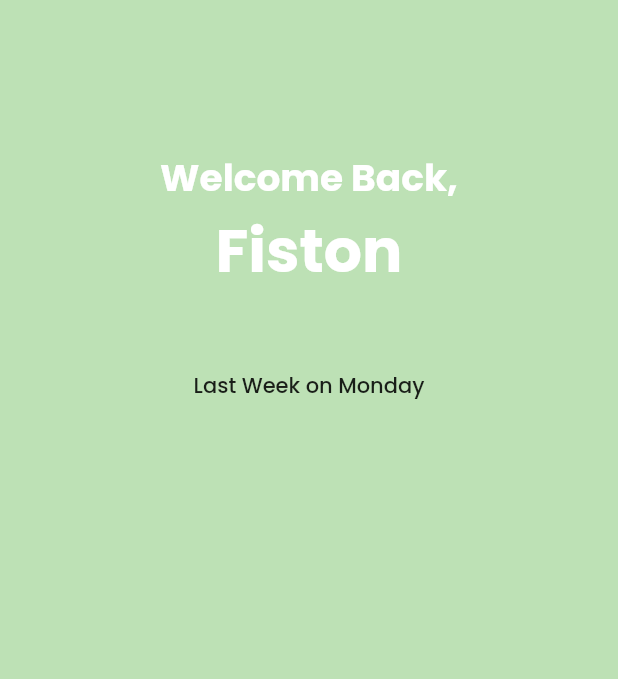
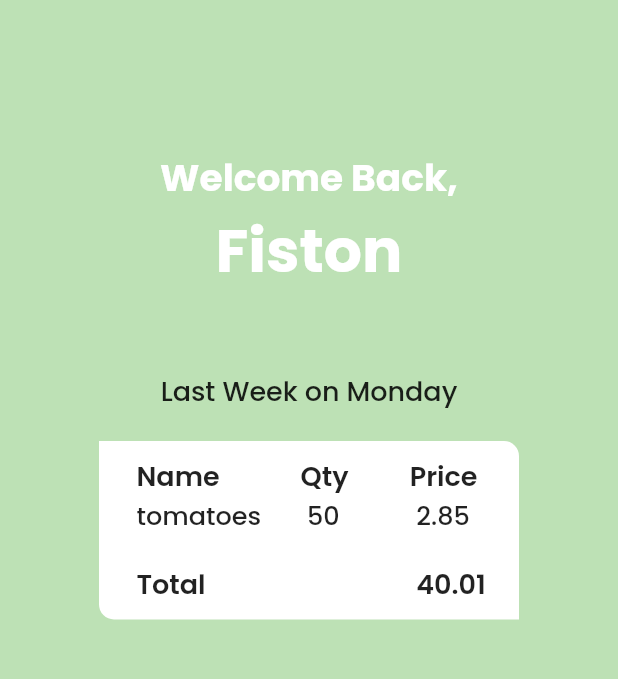
Before and after one commit to Fiston-pro/MyFoodz, a Flutter app: the screen it shows after launch, on a phone screen of 412 x 824 dp, the part 72-751 px from its top. Run offline on Flutter 3.47's test engine with Material 2 defaults, Android fonts, the phone set to English and light mode, and no system bars.

Commit message:
Created 3 widgets which DateBlock for history on a certain date which contains PastPurchases block which also contains different lists of items purchased with its data

```diff
--- a/lib/Widgets/DateBlock.dart
+++ b/lib/Widgets/DateBlock.dart
@@ -1,4 +1,5 @@
 import 'package:flutter/material.dart';
+import 'package:myfoodz/Widgets/PastPurchases.dart';
 
 class DateBlock extends StatefulWidget {
   const DateBlock({ Key? key }) : super(key: key);
@@ -10,10 +11,15 @@ class DateBlock extends StatefulWidget {
 class _DateBlockState extends State<DateBlock> {
   @override
   Widget build(BuildContext context) {
-    return Column(
-      children: [
-        Text('Last Week on Monday',style: TextStyle(fontFamily: 'Poppins'),)
-      ],
+    return Container(
+      width: 280,
+      child: Column(
+        children: [
+          Text('Last Week on Monday',style: TextStyle(fontFamily: 'Poppins', fontSize: 18),),
+          SizedBox(height: 20,),
+          PastPurchases()
+        ],
+      ),
     );
   }
 }
--- /dev/null
+++ b/lib/Widgets/FoodTile.dart
@@ -0,0 +1,22 @@
+import 'package:flutter/material.dart';
+
+class FoodTile extends StatefulWidget {
+  const FoodTile({ Key? key }) : super(key: key);
+
+  @override
+  _FoodTileState createState() => _FoodTileState();
+}
+
+class _FoodTileState extends State<FoodTile> {
+  @override
+  Widget build(BuildContext context) {
+    return Row(
+      mainAxisAlignment: MainAxisAlignment.spaceBetween,
+      children: [
+        Expanded(flex: 3,child: Text("tomatoes",overflow: TextOverflow.ellipsis, style: TextStyle(fontFamily: 'Poppins', fontSize: 17),)),
+        Expanded(flex: 2,child: Text(" 50",style: TextStyle(fontFamily: 'Poppins', fontSize: 17),)),
+        Expanded(flex: 2,child: Text(" 2.85",style: TextStyle(fontFamily: 'Poppins', fontSize: 17),))
+      ],
+    );
+  }
+}
--- /dev/null
+++ b/lib/Widgets/PastPurchases.dart
@@ -0,0 +1,40 @@
+import 'package:flutter/material.dart';
+import 'package:myfoodz/Widgets/FoodTile.dart';
+
+class PastPurchases extends StatefulWidget {
+  const PastPurchases({ Key? key }) : super(key: key);
+
+  @override
+  _PastPurchasesState createState() => _PastPurchasesState();
+}
+
+class _PastPurchasesState extends State<PastPurchases> {
+  @override
+  Widget build(BuildContext context) {
+    return Container(
+      padding: EdgeInsets.fromLTRB(25, 10, 0, 10),
+      decoration: BoxDecoration(color: Colors.white,borderRadius: BorderRadius.only(topRight: Radius.circular(10),bottomLeft: Radius.circular(10))),
+      child: Column(
+        children: [
+          Row(
+            mainAxisAlignment: MainAxisAlignment.spaceBetween,
+            children: [
+              Expanded(flex: 3, child:Text("Name",style: TextStyle(fontFamily: 'Poppins',fontSize: 18, fontWeight: FontWeight.w600 ),)),
+              Expanded(flex: 2, child:Text("Qty",style: TextStyle(fontFamily: 'Poppins', fontSize: 18, fontWeight: FontWeight.w600),)),
+              Expanded(flex: 2, child:Text("Price",style: TextStyle(fontFamily: 'Poppins', fontSize: 18, fontWeight: FontWeight.w600),))
+            ],
+          ),
+          FoodTile(),
+          SizedBox(height: 20,),
+          Row(
+            mainAxisAlignment: MainAxisAlignment.spaceBetween,
+            children: [
+              Expanded(flex: 5, child: Text('Total', style: TextStyle(fontFamily: 'Poppins', fontWeight: FontWeight.w600,fontSize: 18),)),
+              Expanded(flex: 2, child:Text(' 40.01', style: TextStyle(fontFamily: 'Poppins', fontWeight: FontWeight.w600,fontSize: 18),))
+            ],
+          )
+        ],
+      ),
+    );
+  }
+}
```
